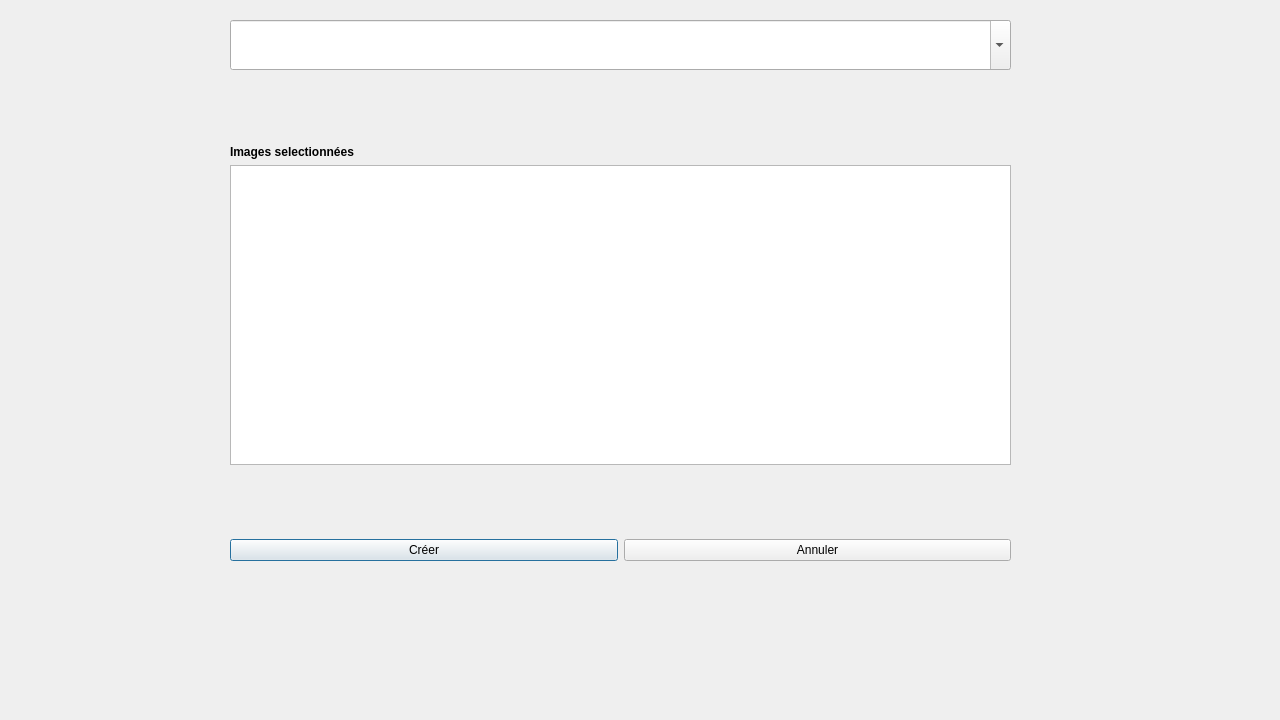
First picture: the form in projet/creationalbumwindow.ui, repository BlackFox3000/M1-IHM-Project, before the edit.
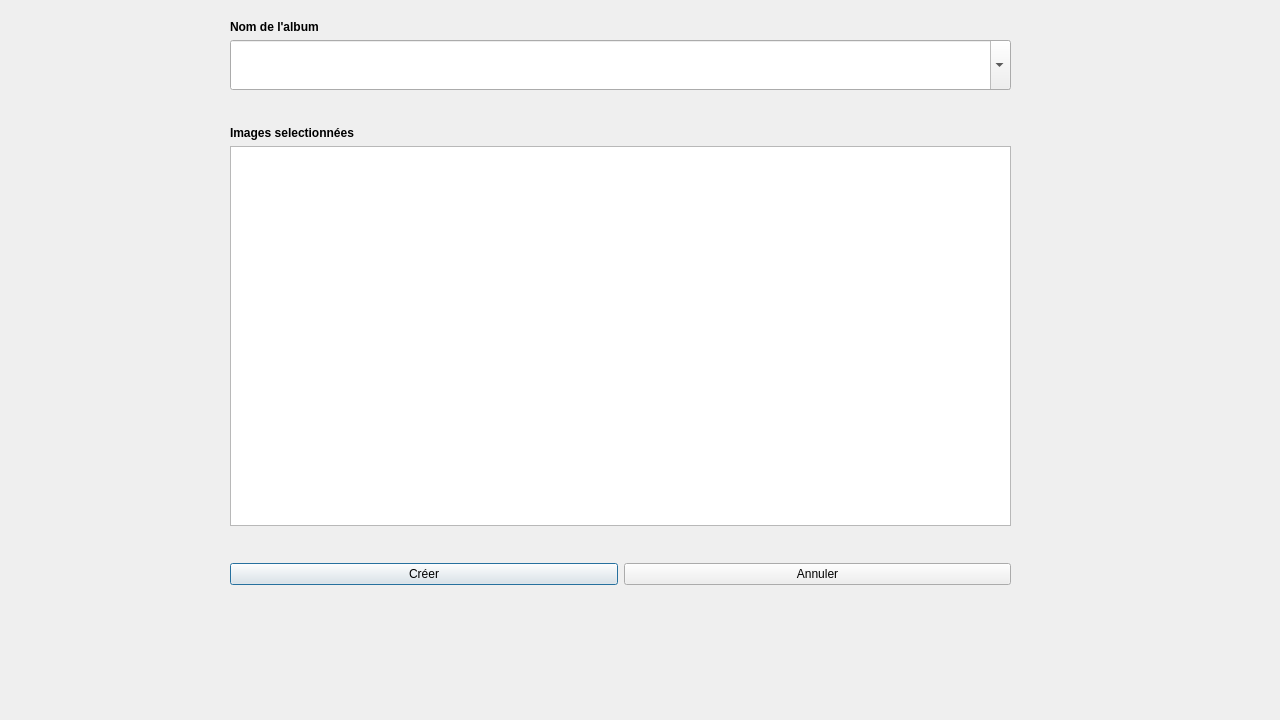
Second picture: the form after the edit.

Patch:
```diff
--- a/projet/creationalbumwindow.ui
+++ b/projet/creationalbumwindow.ui
@@ -19,10 +19,22 @@
      <x>230</x>
      <y>20</y>
      <width>781</width>
-     <height>541</height>
+     <height>565</height>
     </rect>
    </property>
    <layout class="QVBoxLayout" name="verticalLayout">
+    <item>
+     <widget class="QLabel" name="label">
+      <property name="font">
+       <font>
+        <bold>true</bold>
+       </font>
+      </property>
+      <property name="text">
+       <string>Nom de l'album</string>
+      </property>
+     </widget>
+    </item>
     <item>
      <widget class="QComboBox" name="comboBox">
       <property name="minimumSize">
@@ -75,7 +87,7 @@
       <property name="minimumSize">
        <size>
         <width>0</width>
-        <height>300</height>
+        <height>380</height>
        </size>
       </property>
      </widget>
```
